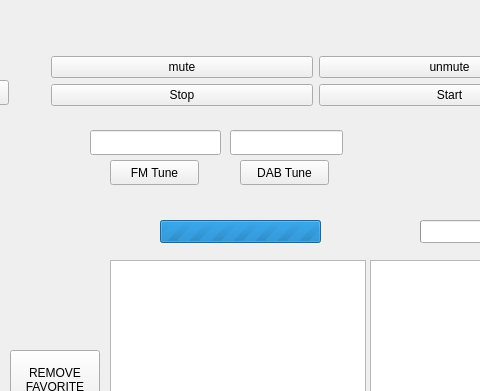
Old version of the form dialog.ui in the repository Vitalic66/DAB-FM-sundtek-api; both pictures show x 180 to 660 and y 0 to 391 of the 800 by 480 pixel window.
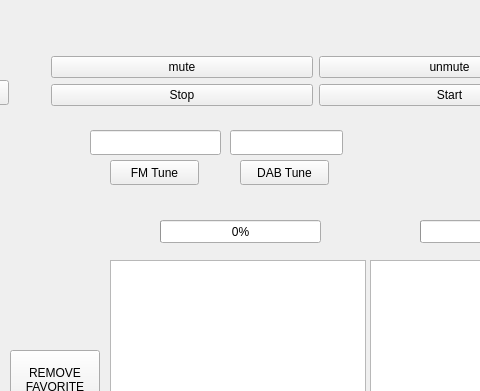
New version of the form. The open tabs and pages were chosen to show the change.

```diff
--- a/dialog.ui
+++ b/dialog.ui
@@ -530,7 +530,7 @@
       </rect>
      </property>
      <property name="maximum">
-      <number>0</number>
+      <number>99</number>
      </property>
      <property name="value">
       <number>0</number>
```
Left out of the diff: 2 changed lines with no effect on the pictures.
